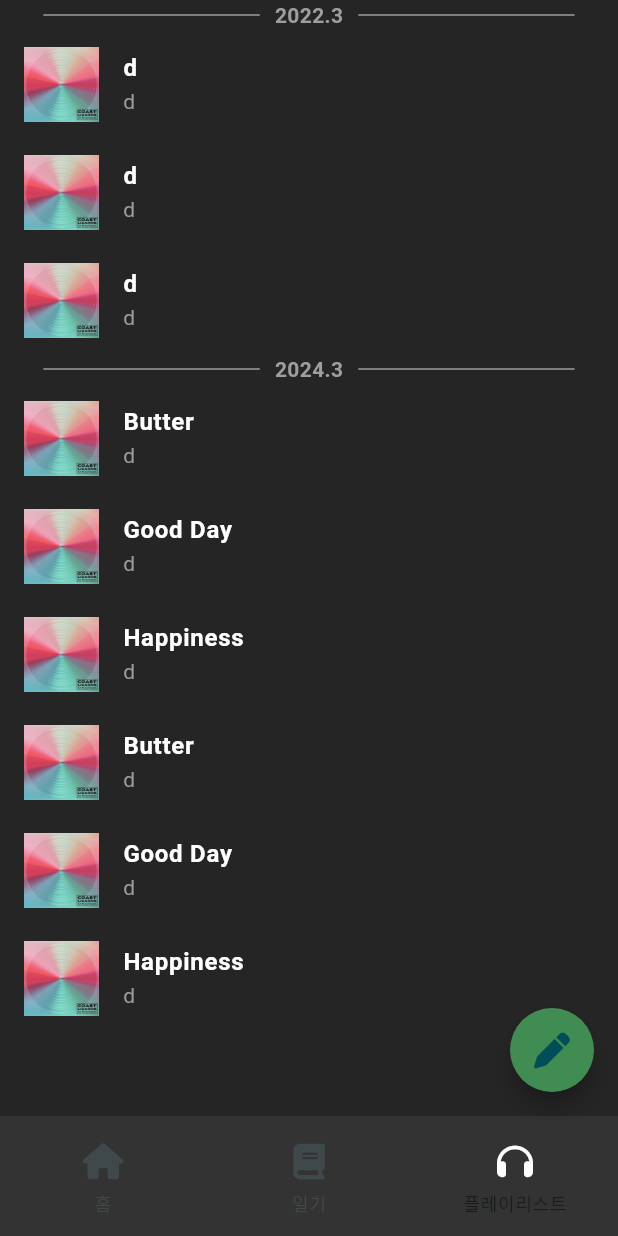
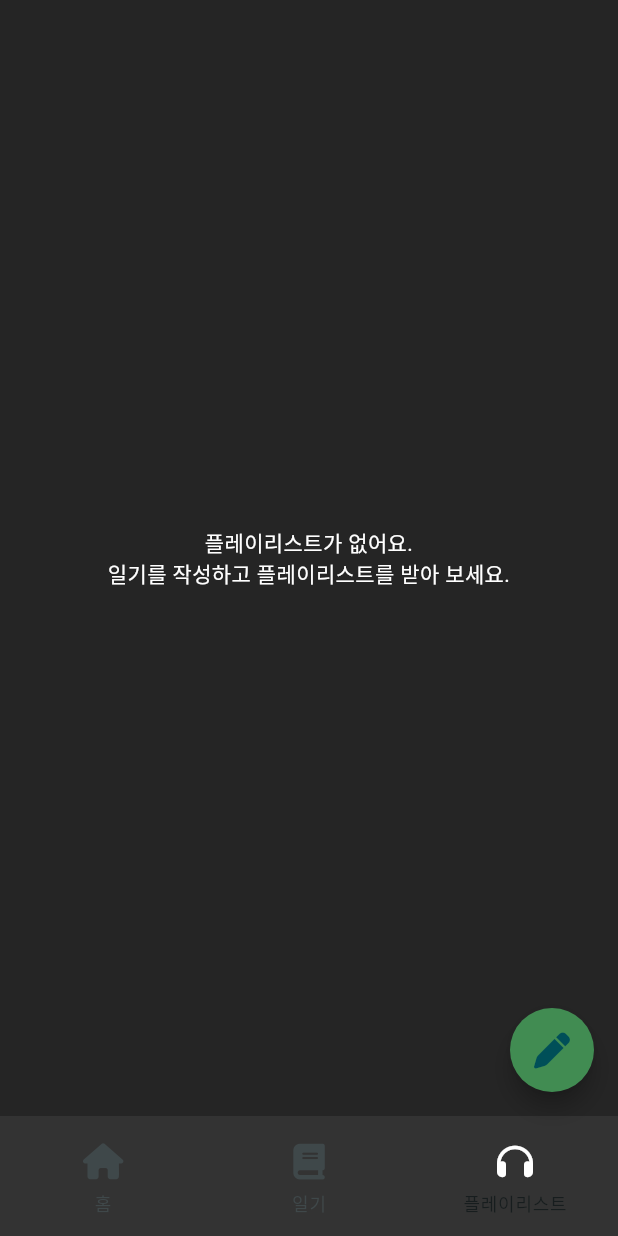
Before and after one commit to boridosa/emolist, a Flutter app: the PlaylistScreen screen opened by its route, on a phone screen of 412 x 824 dp. Run offline on Flutter 3.47's test engine with Material 3 defaults, Android fonts, the light colour scheme and no system bars; our stand-ins replace font_awesome_flutter, go_router; missing offline and left inert: month_year_picker.

Commit message:
💄 edit message displayed when playlist is empty

```diff
--- a/lib/src/screens/playlist_screen.dart
+++ b/lib/src/screens/playlist_screen.dart
@@ -6,7 +6,7 @@ import 'package:flutter/material.dart';
 
 class PlaylistScreen extends StatelessWidget {
   final List<DiaryModel> dummydiaries = [
-    DiaryModel(
+    /* DiaryModel(
       id: '1',
       date: DateTime(2022, 3, 1),
       content: '가나다라마바사아자차카타파하',
@@ -104,7 +104,9 @@ class PlaylistScreen extends StatelessWidget {
             liked: true),
       ],
     )
+ */
   ];
+
   // ignore: use_super_parameters
   PlaylistScreen({Key? key}) : super(key: key);
   @override
@@ -114,8 +116,9 @@ class PlaylistScreen extends StatelessWidget {
       return const Scaffold(
         body: Center(
           child: Text(
-            '플레이리스트가 없습니다.',
+            '플레이리스트가 없어요.\n일기를 작성하고 플레이리스트를 받아 보세요.',
             style: TextStyle(color: Colors.white),
+            textAlign: TextAlign.center,
           ),
         ),
       );
```
